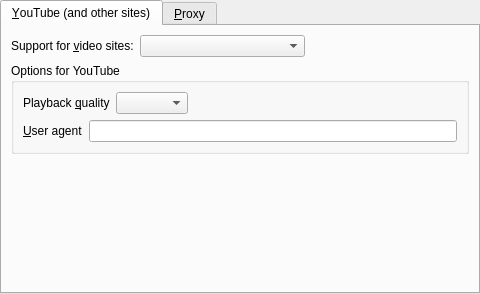
The window that src/prefnetwork.ui (bitwiseworks/smplayer-os2) describes before a commit, drawn with Qt 5.
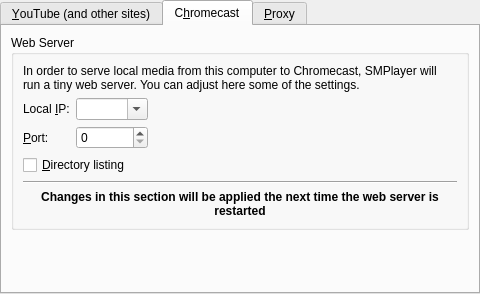
The same window after the commit. The open tabs and pages were chosen to show the change.

Commit message: SMPlayer: update trunk to version 17.1.0

Patch:
```diff
--- a/src/prefnetwork.ui
+++ b/src/prefnetwork.ui
@@ -132,6 +132,138 @@
        </item>
       </layout>
      </widget>
+     <widget class="QWidget" name="cc_page">
+      <attribute name="title">
+       <string>C&amp;hromecast</string>
+      </attribute>
+      <layout class="QGridLayout" name="gridLayout">
+       <item row="0" column="0">
+        <widget class="QGroupBox" name="groupBox">
+         <property name="title">
+          <string>Web Server</string>
+         </property>
+         <layout class="QGridLayout" name="gridLayout_2">
+          <item row="6" column="0" colspan="3">
+           <widget class="QLabel" name="label_10">
+            <property name="font">
+             <font>
+              <weight>75</weight>
+              <bold>true</bold>
+             </font>
+            </property>
+            <property name="text">
+             <string>Changes in this section will be applied the next time the web server is restarted</string>
+            </property>
+            <property name="alignment">
+             <set>Qt::AlignCenter</set>
+            </property>
+            <property name="wordWrap">
+             <bool>true</bool>
+            </property>
+           </widget>
+          </item>
+          <item row="3" column="1">
+           <widget class="QSpinBox" name="port_spin">
+            <property name="maximum">
+             <number>65535</number>
+            </property>
+           </widget>
+          </item>
+          <item row="4" column="0" colspan="3">
+           <widget class="QCheckBox" name="directory_listing_check">
+            <property name="text">
+             <string>&amp;Directory listing</string>
+            </property>
+           </widget>
+          </item>
+          <item row="2" column="0">
+           <widget class="QLabel" name="label_8">
+            <property name="text">
+             <string>Local &amp;IP:</string>
+            </property>
+            <property name="buddy">
+             <cstring>local_ip_combo</cstring>
+            </property>
+           </widget>
+          </item>
+          <item row="2" column="2">
+           <spacer name="horizontalSpacer_2">
+            <property name="orientation">
+             <enum>Qt::Horizontal</enum>
+            </property>
+            <property name="sizeHint" stdset="0">
+             <size>
+              <width>179</width>
+              <height>20</height>
+             </size>
+            </property>
+           </spacer>
+          </item>
+          <item row="3" column="0">
+           <widget class="QLabel" name="label_9">
+            <property name="text">
+             <string>&amp;Port:</string>
+            </property>
+            <property name="buddy">
+             <cstring>port_spin</cstring>
+            </property>
+           </widget>
+          </item>
+          <item row="3" column="2">
+           <spacer name="horizontalSpacer_3">
+            <property name="orientation">
+             <enum>Qt::Horizontal</enum>
+            </property>
+            <property name="sizeHint" stdset="0">
+             <size>
+              <width>179</width>
+              <height>20</height>
+             </size>
+            </property>
+           </spacer>
+          </item>
+          <item row="0" column="0" colspan="3">
+           <widget class="QLabel" name="label_7">
+            <property name="text">
+             <string>In order to serve local media from this computer to Chromecast, SMPlayer will run a tiny web server. You can adjust here some of the settings.</string>
+            </property>
+            <property name="wordWrap">
+             <bool>true</bool>
+            </property>
+           </widget>
+          </item>
+          <item row="5" column="0" colspan="3">
+           <widget class="Line" name="line">
+            <property name="orientation">
+             <enum>Qt::Horizontal</enum>
+            </property>
+           </widget>
+          </item>
+          <item row="2" column="1">
+           <widget class="QComboBox" name="local_ip_combo">
+            <property name="editable">
+             <bool>true</bool>
+            </property>
+           </widget>
+          </item>
+         </layout>
+        </widget>
+       </item>
+       <item row="5" column="0">
+        <spacer name="verticalSpacer_3">
+         <property name="orientation">
+          <enum>Qt::Vertical</enum>
+         </property>
+         <property name="sizeHint" stdset="0">
+          <size>
+           <width>20</width>
+           <height>40</height>
+          </size>
+         </property>
+        </spacer>
+       </item>
+      </layout>
+     </widget>
      <widget class="QWidget" name="proxy_page">
       <attribute name="title">
        <string>&amp;Proxy</string>
```
Left out of the diff: 3 changed lines with no effect on the pictures. The commit also changes 429 other files.
